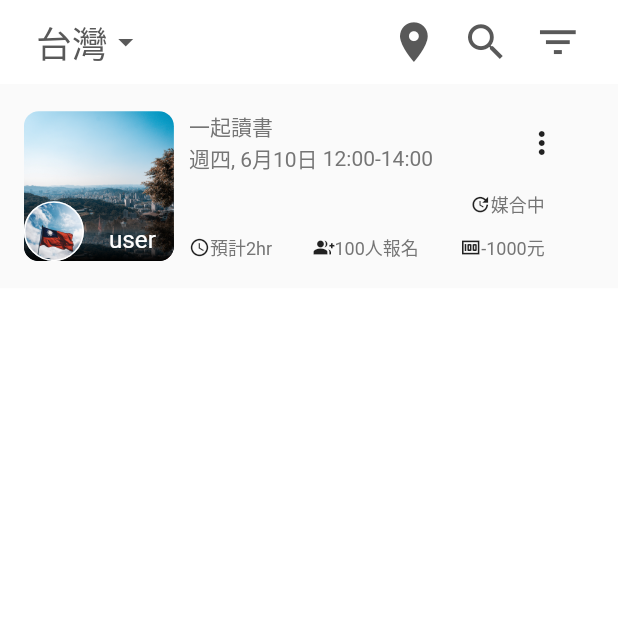
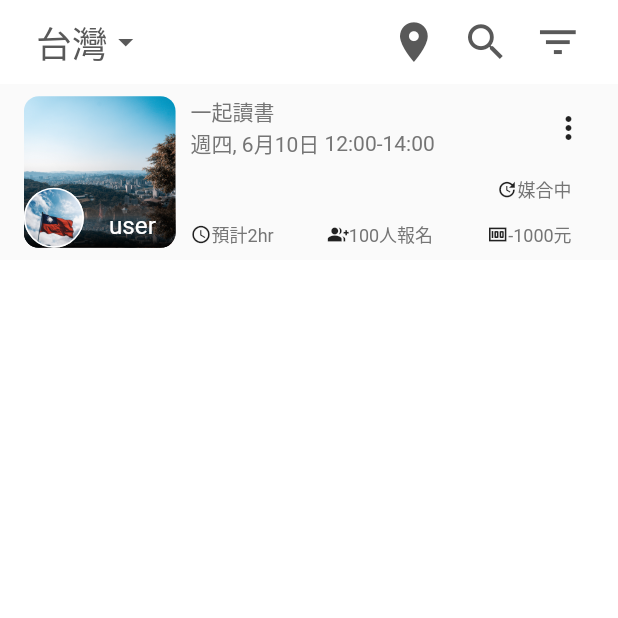
Before and after one commit to royfuwei/flutter-app-prototype, a Flutter app: the HomeScreen screen opened by its route, on a phone screen of 412 x 824 dp, the top half of it. Run offline on Flutter 3.47's test engine with Material 2 defaults, Android fonts, the phone set to English and light mode, and no system bars; our stand-ins replace material_design_icons_flutter; missing offline and left inert: dart:ffi.

Commit message:
[feat] datingItemInfo, datingItemImage, defaultAppBarTitle

```diff
--- /dev/null
+++ b/lib/core/common/components/default_app_bar.dart
@@ -0,0 +1,24 @@
+import 'package:flutter/material.dart';
+
+defaultAppBarTitle({
+  startItems = const <Widget>[],
+  titleItems = const <Widget>[],
+  endItems = const <Widget>[],
+}) {
+  return Row(
+    mainAxisAlignment: MainAxisAlignment.spaceBetween,
+    children: <Widget>[
+      Row(
+        children: startItems,
+      ),
+      Row(
+        children: titleItems,
+      ),
+      Row(
+        mainAxisAlignment: MainAxisAlignment.end,
+        // crossAxisAlignment: CrossAxisAlignment.end,
+        children: endItems,
+      )
+    ],
+  );
+}
--- a/lib/core/home/screens/home_screen.dart
+++ b/lib/core/home/screens/home_screen.dart
@@ -1,6 +1,9 @@
 import 'package:flutter/material.dart';
 import 'package:seeks_flutter/configs/size_config.dart';
 import 'package:seeks_flutter/constants.dart';
+import 'package:seeks_flutter/core/common/components/default_app_bar.dart';
+import 'package:seeks_flutter/core/login/screens/login_splash_screen.dart';
+import 'package:seeks_flutter/routes.dart';
 
 class HomeScreen extends StatefulWidget {
   static String routeName = "home";
@@ -17,20 +20,15 @@ class _HomeScreenState extends State<HomeScreen> {
       pages: [
         MaterialPage(
           child: Scaffold(
-            appBar: AppBar(
-              // elevation: 0.5,
-              elevation: 0,
-              backgroundColor: Colors.white,
-              // actions: [Text("hihi")],
-              title: appBarTitle(),
-            ),
+            appBar: appBar(),
             body: SafeArea(
               child: GestureDetector(
                 child: ListView(
                   children: [
-                    SizedBox(
+                    GestureDetector(
+                      onTap: () {},
+                      child: Container(
                         width: MediaQuery.of(context).size.width,
-                      child: Container(
                         color: Colors.grey[50],
                         child: Padding(
                           padding: EdgeInsets.symmetric(
@@ -39,32 +37,50 @@ class _HomeScreenState extends State<HomeScreen> {
                                 getProportionateScreenWidth(context, 16),
                           ),
                           child: Container(
+                            // alignment: Alignment.center,
+                            // color: Colors.amber,
                             child: Row(
+                              mainAxisSize: MainAxisSize.max,
+                              mainAxisAlignment: MainAxisAlignment.spaceBetween,
                               children: [
-                                datingImageItem(),
-                                Padding(
-                                  padding: EdgeInsets.all(10),
+                                datingItemImage(),
+                                datingItemInfo(),
+                              ],
+                            ),
+                          ),
+                        ),
+                      ),
+                    ),
+                  ],
+                ),
+                // child: SingleChildScrollView(),
+              ),
+            ),
+          ),
+        ),
+      ],
+    );
+  }
+
+  datingItemInfo() {
+    return Expanded(
+      child: Padding(
+        padding: EdgeInsets.only(
+          left: 10,
+          right: 5,
+        ),
         child: Container(
-                                    height: 100,
-                                    width:
-                                        MediaQuery.of(context).size.width * 0.6,
-                                    // child: Image.asset(
-                                    //   "assets/images/splash_1.jpg",
-                                    //   fit: BoxFit.cover,
-                                    // ),
+          // alignment: Alignment.centerLeft,
+          height: getProportionateScreenHeight(context, 100),
           child: Column(
-                                      mainAxisAlignment:
-                                          MainAxisAlignment.spaceBetween,
-                                      crossAxisAlignment:
-                                          CrossAxisAlignment.start,
+            mainAxisSize: MainAxisSize.max,
+            mainAxisAlignment: MainAxisAlignment.spaceBetween,
             children: [
               Row(
-                                          mainAxisAlignment:
-                                              MainAxisAlignment.spaceBetween,
+                mainAxisAlignment: MainAxisAlignment.spaceBetween,
                 children: [
                   Column(
-                                              crossAxisAlignment:
-                                                  CrossAxisAlignment.start,
+                    crossAxisAlignment: CrossAxisAlignment.start,
                     children: [
                       Text("一起讀書"),
                       Row(
@@ -80,15 +96,13 @@ class _HomeScreenState extends State<HomeScreen> {
                 ],
               ),
               Row(
-                                          mainAxisAlignment:
-                                              MainAxisAlignment.spaceBetween,
+                mainAxisAlignment: MainAxisAlignment.spaceBetween,
                 children: [
                   VerticalSpacing(
                     of: 10,
                   ),
                   Padding(
-                                              padding:
-                                                  EdgeInsets.only(right: 10),
+                    padding: EdgeInsets.only(right: 10),
                     child: Row(
                       children: [
                         Icon(
@@ -107,12 +121,10 @@ class _HomeScreenState extends State<HomeScreen> {
                 ],
               ),
               Row(
-                                          mainAxisAlignment:
-                                              MainAxisAlignment.spaceBetween,
+                mainAxisAlignment: MainAxisAlignment.spaceBetween,
                 children: [
                   Padding(
-                                              padding:
-                                                  EdgeInsets.only(right: 10),
+                    padding: EdgeInsets.only(right: 10),
                     child: Row(
                       children: [
                         Icon(
@@ -129,8 +141,7 @@ class _HomeScreenState extends State<HomeScreen> {
                     ),
                   ),
                   Padding(
-                                              padding:
-                                                  EdgeInsets.only(right: 10),
+                    padding: EdgeInsets.only(right: 10),
                     child: Row(
                       children: [
                         Icon(
@@ -147,8 +158,7 @@ class _HomeScreenState extends State<HomeScreen> {
                     ),
                   ),
                   Padding(
-                                              padding:
-                                                  EdgeInsets.only(right: 10),
+                    padding: EdgeInsets.only(right: 10),
                     child: Row(
                       children: [
                         Icon(
@@ -169,43 +179,14 @@ class _HomeScreenState extends State<HomeScreen> {
             ],
           ),
         ),
-                                )
-                              ],
       ),
-                          ),
-                        ),
-                      ),
-                      // child:
-                    ),
-                    /* Center(
-                      child: Container(
-                        width: getProportionateScreenWidth(context, 120),
-                        height: getProportionateScreenHeight(context, 110),
-                        // color: Colors.grey,
-                        decoration: BoxDecoration(
-                          borderRadius: BorderRadius.circular(8.0),
-                          image: const DecorationImage(
-                            image: AssetImage("assets/images/splash_1.jpg"),
-                            fit: BoxFit.cover,
-                          ),
-                        ),
-                      ),
-                    ), */
-                  ],
-                ),
-                // child: SingleChildScrollView(),
-              ),
-            ),
-          ),
-        ),
-      ],
     );
   }
 
-  datingImageItem() {
+  datingItemImage() {
     return Container(
-      height: 100,
-      width: 100,
+      height: getProportionateScreenHeight(context, 100),
+      width: getProportionateScreenHeight(context, 100),
       decoration: BoxDecoration(
         // color: Colors.grey,
         borderRadius: BorderRadius.circular(10),
@@ -220,7 +201,7 @@ class _HomeScreenState extends State<HomeScreen> {
           ClipRRect(
             borderRadius: BorderRadius.all(Radius.circular(10)),
             child: Container(
-              width: 100,
+              width: getProportionateScreenHeight(context, 100),
               height: 40,
               child: ShaderMask(
                 shaderCallback: (Rect bounds) {
@@ -300,12 +281,13 @@ class _HomeScreenState extends State<HomeScreen> {
     );
   }
 
-  appBarTitle() {
-    return Row(
-      mainAxisAlignment: MainAxisAlignment.spaceBetween,
-      children: <Widget>[
-        Row(
-          children: [
+  appBar() {
+    return AppBar(
+      // elevation: 0.5,
+      elevation: 0,
+      backgroundColor: Colors.white,
+      // actions: [Text("hihi")],
+      title: defaultAppBarTitle(startItems: [
         TextButton(
           onPressed: () {},
           style: ButtonStyle(),
@@ -325,15 +307,7 @@ class _HomeScreenState extends State<HomeScreen> {
             ],
           ),
         ),
-          ],
-        ),
-        Row(
-          children: [],
-        ),
-        Row(
-          mainAxisAlignment: MainAxisAlignment.end,
-          // crossAxisAlignment: CrossAxisAlignment.end,
-          children: [
+      ], endItems: [
         IconButton(
           iconSize: getProportionateScreenWidth(context, 32),
           onPressed: () {},
@@ -362,9 +336,7 @@ class _HomeScreenState extends State<HomeScreen> {
             size: getProportionateScreenWidth(context, 32),
           ),
         ),
-          ],
-        )
-      ],
+      ]),
     );
   }
 }
--- a/lib/core/login/screens/login_splash_screen.dart
+++ b/lib/core/login/screens/login_splash_screen.dart
@@ -1,13 +1,12 @@
 import 'package:flutter/material.dart';
 import 'package:flutter/services.dart';
-import 'package:material_design_icons_flutter/material_design_icons_flutter.dart';
 import 'package:seeks_flutter/configs/size_config.dart';
 import 'package:seeks_flutter/constants.dart';
-import 'package:seeks_flutter/core/common/components/default_button.dart';
+import 'package:seeks_flutter/core/captcha/screens/captcha_screen.dart';
 import 'package:seeks_flutter/core/common/components/default_flow_content.dart';
 import 'package:seeks_flutter/core/common/components/status_button.dart';
 import 'package:seeks_flutter/core/common/components/default_title.dart';
-import 'package:seeks_flutter/core/login/components/content_text.dart';
+import 'package:seeks_flutter/routes.dart';
 
 class LoginSplashScreen extends StatefulWidget {
   static String routeName = 'login/splash';
@@ -30,11 +29,7 @@ class _LoginSplashScreenState extends State<LoginSplashScreen> {
 
   @override
   Widget build(BuildContext context) {
-    return Navigator(
-      key: ValueKey("login/splash"),
-      pages: [
-        MaterialPage(
-          child: GestureDetector(
+    return GestureDetector(
       behavior: HitTestBehavior.translucent,
       onTap: () {
         focusNode.unfocus();
@@ -68,14 +63,18 @@ class _LoginSplashScreenState extends State<LoginSplashScreen> {
             child: StatusButton(
               text: "取得驗證碼",
               isDisabled: !goNext,
-                    press: () {},
+              press: () {
+                routePushNamed(context, CaptchaScreen.routeName);
+                // Navigator.of(context)
+                //     .push(MaterialPageRoute(builder: (context) {
+                //   return HomeScreen();
+                // }));
+                // routePushNamed(context, HomeScreen.routeName);
+              },
             ),
           ),
         ],
       ),
-          ),
-        )
-      ],
     );
   }
 
```
Lines whose indentation alone changed are shown as unchanged.
